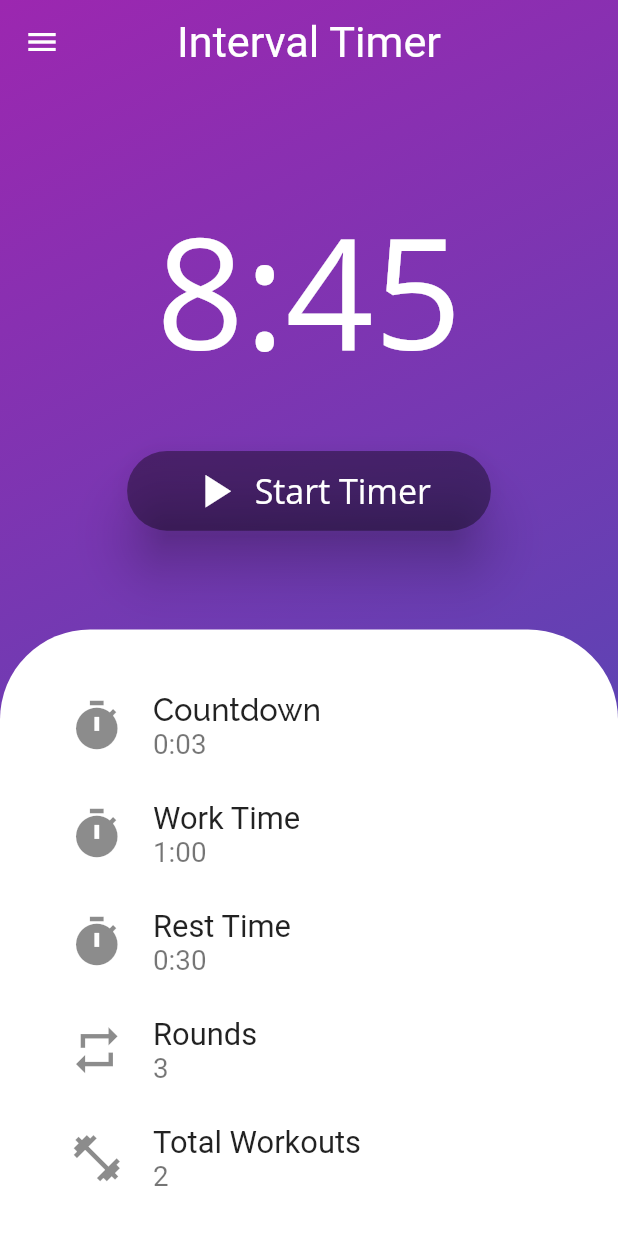
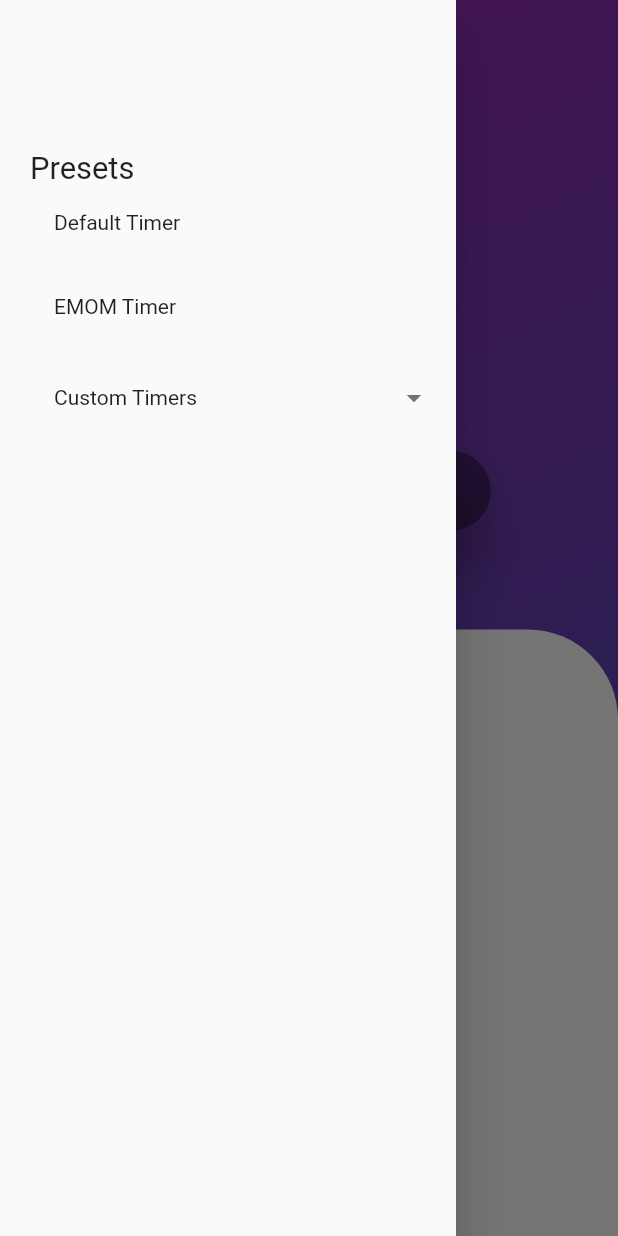
Before and after one commit to sabinabialic/HiitMe-Interval-Timer, a Flutter app: the screen it shows after launch, in the side drawer, after a tap on "Start Timer", on a phone screen of 412 x 824 dp. Run offline on Flutter 3.47's test engine with Material 2 defaults, Android fonts, the phone set to English and light mode, and no system bars; drawn by our look-alikes of focused_menu; our stand-ins replace audioplayers, flutter_local_notifications, numberpicker, percent_indicator, shared_preferences, wakelock; missing offline and left inert: rate_my_app, responsive_flutter, sound_mode.

Commit message:
Saving and Loading Timers

```diff
--- a/lib/models.dart
+++ b/lib/models.dart
@@ -1,5 +1,5 @@
 import 'dart:async';
-import 'package:flutter/cupertino.dart';
+import 'dart:convert';
 import 'package:flutter/services.dart';
 import 'package:flutter_local_notifications/flutter_local_notifications.dart';
 import 'package:audioplayers/audio_cache.dart';
@@ -46,22 +46,37 @@ class Hiit{
     return (workTime * reps * sets) + (repRest * sets * (reps-1)) + (setRest * (sets-1));
   }
 
-  Hiit.fromJson(Map<String, dynamic> json) :
-    reps = json['reps'],
-    workTime = Duration(seconds: json['workTime']),
-    repRest = Duration(seconds: json['repRest']),
-    sets = json['sets'],
-    setRest = Duration(seconds: json['setRest']),
-    delayTime = Duration(seconds: json['delayTime']);
+  // Encoding and decoding for shared preferences
+  // Sample: https://stackoverflow.com/questions/61316208/how-to-save-listobject-to-sharedpreferences-flutter
+  factory Hiit.fromJson(Map<String, dynamic> json) {
+    return Hiit(
+      reps: json['reps'],
+      workTime: Duration(seconds: json['workTime']),
+      repRest: Duration(seconds: json['repRest']),
+      sets: json['sets'],
+      setRest: Duration(seconds: json['setRest']),
+      delayTime: Duration(seconds: json['delayTime']));}
 
-  Map<String, dynamic> toJson() => {
-    'reps': reps,
-    'workTime': workTime.inSeconds,
-    'repRest': repRest.inSeconds,
-    'sets': sets,
-    'setRest': setRest.inSeconds,
-    'delayTime': delayTime.inSeconds,
+  static Map<String, dynamic> toMap(Hiit hiit) => {
+    'reps': hiit.reps,
+    'workTime': hiit.workTime.inSeconds,
+    'repRest': hiit.repRest.inSeconds,
+    'sets': hiit.sets,
+    'setRest': hiit.setRest.inSeconds,
+    'delayTime': hiit.delayTime.inSeconds,
   };
+
+  static String encode(List<Hiit> hiits) => json.encode(
+    hiits
+        .map<Map<String, dynamic>>((hiits) => Hiit.toMap(hiits))
+        .toList(),
+  );
+
+  static List<Hiit> decode(String hiits) =>
+      (json.decode(hiits) as List<dynamic>)
+          .map<Hiit>((item) => Hiit.fromJson(item))
+          .toList();
+
 }
 
 // All the possible workout states
--- a/lib/screens/hiit_screen.dart
+++ b/lib/screens/hiit_screen.dart
@@ -1,13 +1,14 @@
 import 'dart:convert';
 import 'package:flutter/material.dart';
+import 'package:focused_menu/modals.dart';
 import 'package:focused_menu/focused_menu.dart';
-import 'package:focused_menu/modals.dart';
+import 'package:rate_my_app/rate_my_app.dart';
 import 'package:interval_timer/screens/workout_screen.dart';
 import 'package:interval_timer/widgets/customalertdialog.dart';
 import 'package:interval_timer/widgets/durationpicker.dart';
 import 'package:interval_timer/widgets/integerpicker.dart';
 import 'package:shared_preferences/shared_preferences.dart';
-import 'package:rate_my_app/rate_my_app.dart';
+
 import '../main.dart';
 import '../models.dart';
 
@@ -34,7 +35,7 @@ class _HiitScreenState extends State<HiitScreen> {
   @override
   initState() {
     // Initialize shared preferences
-    var json = widget.prefs.getString('hiit');
+    var json = widget.prefs.getString('hiitmedefault');
     _hiit = json != null? Hiit.fromJson(jsonDecode(json)) : defaultHiit;
 
     // App rating prompt
@@ -51,11 +52,11 @@ class _HiitScreenState extends State<HiitScreen> {
   // Callback for when the duration changes
   _onHiitChanged() {
     setState(() {});
-    _saveHiit();
+    _saveHiit('hiitmedefault');
   }
 
   // Saving to shared preferences
-  _saveHiit() { widget.prefs.setString('hiit', json.encode(_hiit.toJson())); }
+  _saveHiit(savedName) {widget.prefs.setString(savedName, json.encode(Hiit.toMap(_hiit))); }
 
   @override
   Widget build(BuildContext context) {
@@ -138,7 +139,6 @@ class _HiitScreenState extends State<HiitScreen> {
                                           style: TextStyle(fontFamily: "Roboto", fontSize: 16)),
                                       trailingIcon: Icon(Icons.save_alt),
                                       onPressed: (){
-                                        debugPrint("Save Timer Pressed");
                                         showDialog(
                                           context: context,
                                           builder: (context) {
@@ -147,7 +147,15 @@ class _HiitScreenState extends State<HiitScreen> {
                                               title: Text("Save Timer", textAlign: TextAlign.center, style: PickerTextStyle())
                                             );
                                           }
-                                        );
+                                        ).then((savedName) {
+                                          // If empty do nothing
+                                          if(savedName == null) return;
+                                          // Else we have to save this timer
+                                          debugPrint(savedName);
+                                          _saveHiit(savedName);
+                                          // Callback for when the duration changes
+                                          _onHiitChanged();
+                                        });
                                       }),
                                 ],
                                 menuWidth: MediaQuery.of(context).size.width * 0.6,
@@ -382,23 +390,30 @@ class _HiitScreenState extends State<HiitScreen> {
 
   // App Drawer
   hiitAppDrawer() {
+    final keys = widget.prefs.getKeys();
+    List<String> savedKeys = [];
+    //final prefsMap = Map<String, dynamic>();
+
+    for(String key in keys) {
+      if (! (key.contains("rateMyApp") || key.contains("hiitmedefault"))) {
+        savedKeys.add(key);
+        //prefsMap[key] = widget.prefs.get(key);
+        //print(key);
+      }
+    }
+
+    // Debugging
+    //print(savedKeys);
+    //print(prefsMap);
+
     return Drawer(
-    // ListView ensures the user can scroll through the options if there
-    // is not enough space on the screen
       child: ListView(
-        padding: EdgeInsets.all(15),
-        children: <Widget>[
-          SizedBox(height: 100),
+        padding: EdgeInsets.only(top: 100, left: 20),
+        children: [
+          Text("Presets", style: PickerTextStyle()),
+          // Default Timer Preset
           ListTile(
-            //leading: Icon(Icons.save),
-            title: Text('Timer Presets', style: TextStyle(
-                fontFamily: "Roboto", color: Colors.black,
-                fontSize: MediaQuery.of(context).size.width * 0.05))),
-          ListTile(
-            title: Text('Default Timer', style: TextStyle(
-                fontFamily: "Roboto", color: Colors.black54,
-                fontSize: MediaQuery.of(context).size.width * 0.04)),
-              onTap: () {
+            leading: Text("Default Timer"), onTap: () {
             // Set default values for the timer
             _hiit = defaultHiit;
             // Callback
@@ -406,11 +421,9 @@ class _HiitScreenState extends State<HiitScreen> {
             // Close the drawer
             Navigator.pop(context);
           }),
+          // EMOM Preset
           ListTile(
-            title: Text('EMOM', style: TextStyle(
-                fontFamily: "Roboto", color: Colors.black54,
-                fontSize: MediaQuery.of(context).size.width * 0.04)),
-              onTap: () {
+            leading: Text("EMOM Timer"), onTap: () {
             // Set default values for EMOM
             _hiit.workTime = Duration(seconds: 60);
             _hiit.repRest = Duration(seconds: 0);
@@ -422,12 +435,33 @@ class _HiitScreenState extends State<HiitScreen> {
             // Close the drawer
             Navigator.pop(context);
           }),
-          ListTile(
-            title: Text('My Presets', style: TextStyle(
-                fontFamily: "Roboto", color: Colors.black54, fontWeight: FontWeight.bold,
-                fontSize: MediaQuery.of(context).size.width * 0.04)),
+          ExpansionTile(
+            title: Text("Custom Timers"), trailing: Icon(Icons.arrow_drop_down),
+            children: [
+              if (savedKeys.isEmpty)
+                Text("You have no custom timers")
+              else if (savedKeys.isNotEmpty)
+                SizedBox(
+                  height: 200, child: ListView.builder(
+                    padding: EdgeInsets.zero, itemCount: savedKeys.length,
+                    itemBuilder: (context, index) {
+                      return ListTile(
+                        title: Text(savedKeys.elementAt(index)), onTap: () {
+                          var json = widget.prefs.getString(savedKeys.elementAt(index));
+                          _hiit = Hiit.fromJson(jsonDecode(json));
+                          // Callback
+                          _onHiitChanged();
                           // Close the drawer
-              onTap: () {Navigator.pop(context);}),
-          ]));
+                          Navigator.pop(context);
+                        },
+                      );
+                    },
+                  )
+                )
+            ],
+          )
+        ],
+      ),
+    );
   }
 }
--- a/pubspec.yaml
+++ b/pubspec.yaml
@@ -25,6 +25,7 @@ dependencies:
   wakelock: ^0.5.1
   rate_my_app: ^1.1.0+1
   focused_menu: ^1.0.0
+  multilevel_drawer: ^1.0.3
 
 dev_dependencies:
   flutter_test:
```
Also changed, not shown: lib/widgets/customalertdialog.dart (+17 -13 lines), pubspec.lock. Lines whose indentation alone changed are shown as unchanged.
